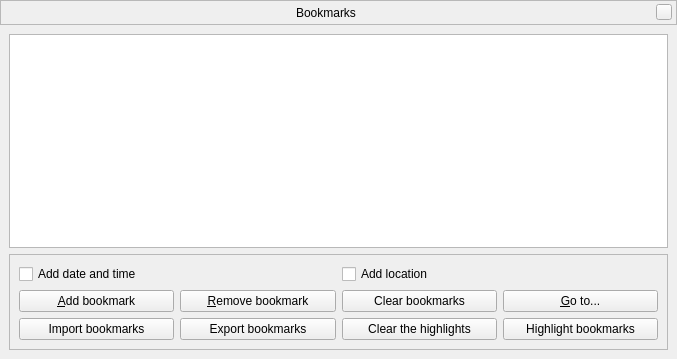
Stellarium/stellarium, file src/gui/bookmarksDialog.ui: the form before one commit.
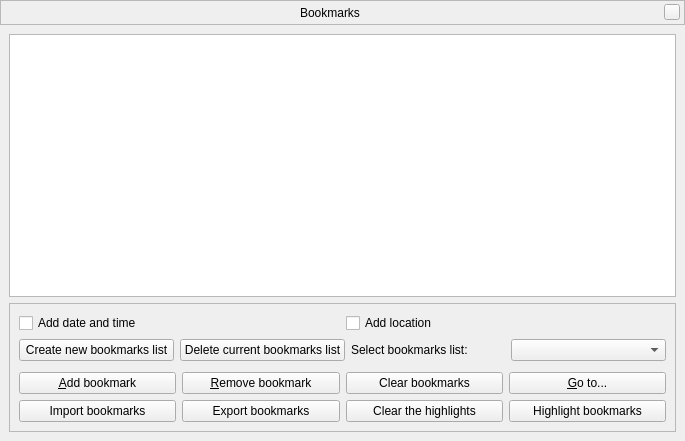
The form after the commit. Custom widgets are drawn as their Qt base class.

```diff
--- a/src/gui/bookmarksDialog.ui
+++ b/src/gui/bookmarksDialog.ui
@@ -6,8 +6,8 @@
    <rect>
     <x>0</x>
     <y>0</y>
-    <width>677</width>
-    <height>359</height>
+    <width>685</width>
+    <height>441</height>
    </rect>
   </property>
   <layout class="QGridLayout" name="gridLayout_2">
@@ -130,7 +130,7 @@
       <item row="0" column="0">
        <widget class="QTreeView" name="bookmarksTreeView"/>
       </item>
-      <item row="1" column="0">
+      <item row="2" column="0">
        <widget class="QFrame" name="frame">
         <property name="sizePolicy">
          <sizepolicy hsizetype="Minimum" vsizetype="Fixed">
@@ -164,7 +164,67 @@
           </layout>
          </item>
          <item>
-          <layout class="QHBoxLayout" name="horizontalLayout_7">
+          <layout class="QHBoxLayout" name="horizontalLayout_buttons_1" stretch="0,0,0,0">
+           <property name="spacing">
+            <number>6</number>
+           </property>
+           <item>
+            <widget class="QPushButton" name="createBookmarksListButton">
+             <property name="toolTip">
+              <string>Create a new bookmarks list</string>
+             </property>
+             <property name="text">
+              <string>Create new bookmarks list</string>
+             </property>
+            </widget>
+           </item>
+           <item>
+            <widget class="QPushButton" name="deleteCurrentBookmarksListButton">
+             <property name="text">
+              <string>Delete current bookmarks list</string>
+             </property>
+            </widget>
+           </item>
+           <item>
+            <widget class="QLabel" name="bookmarksListComboLabel">
+             <property name="text">
+              <string>Select bookmarks list:</string>
+             </property>
+            </widget>
+           </item>
+           <item>
+            <widget class="QComboBox" name="bookmarksListCombo">
+             <property name="minimumSize">
+              <size>
+               <width>50</width>
+               <height>0</height>
+              </size>
+             </property>
+             <property name="editable">
+              <bool>false</bool>
+             </property>
+             <property name="currentIndex">
+              <number>-1</number>
+             </property>
+            </widget>
+           </item>
+          </layout>
+         </item>
+         <item>
+          <spacer name="verticalSpacer">
+           <property name="orientation">
+            <enum>Qt::Vertical</enum>
+           </property>
+           <property name="sizeHint" stdset="0">
+            <size>
+             <width>0</width>
+             <height>5</height>
+            </size>
+           </property>
+          </spacer>
+         </item>
+         <item>
+          <layout class="QHBoxLayout" name="horizontalLayout_buttons_2">
            <item>
             <widget class="QPushButton" name="addBookmarkButton">
              <property name="toolTip">
```
Left out of the diff: 10 changed lines with no effect on the pictures.
